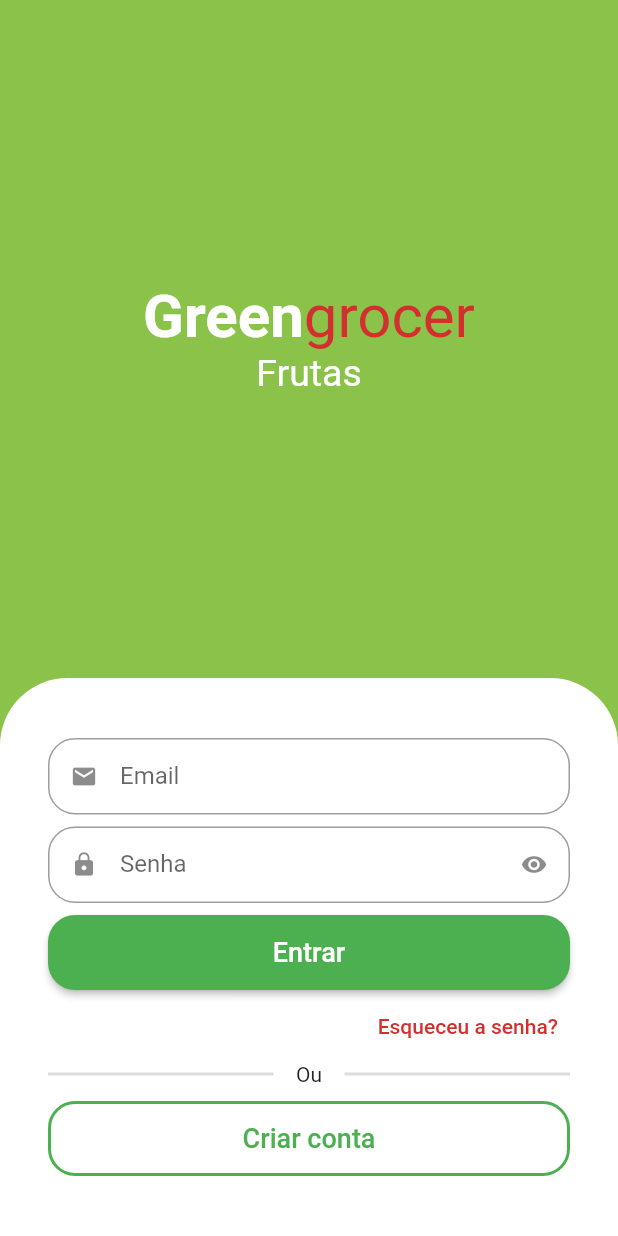
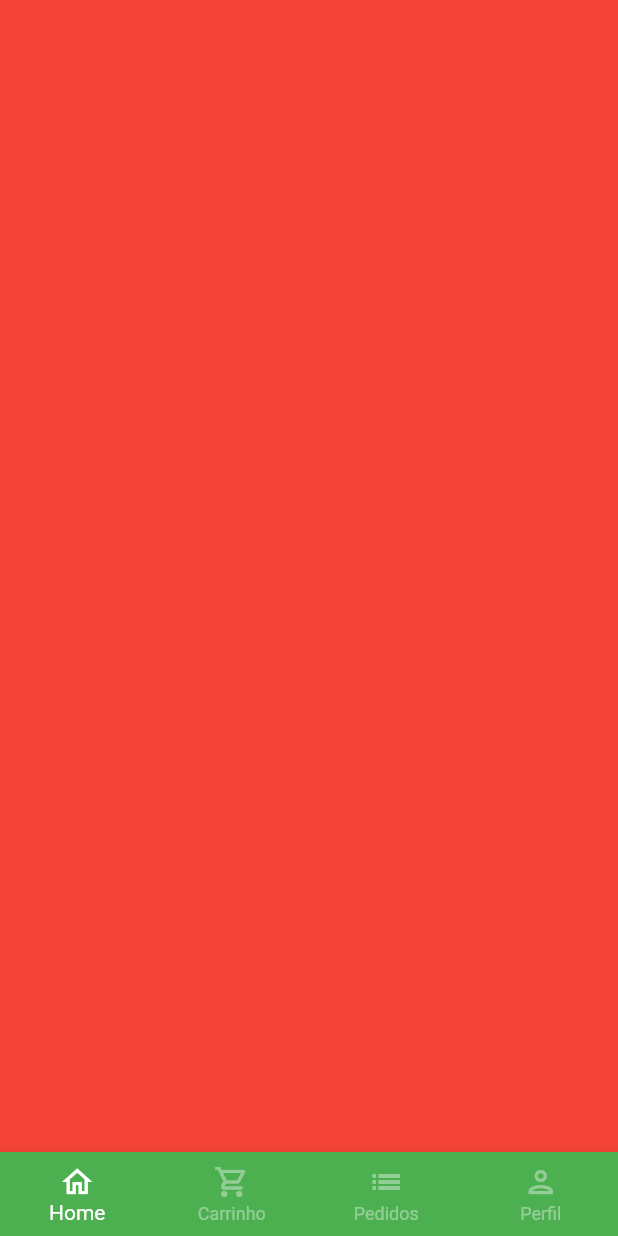
Before and after one commit to o-Angelo/flutter-and-getX, a Flutter app: the screen it shows after launch, after a tap on "Entrar", on a phone screen of 412 x 824 dp. Run offline on Flutter 3.47's test engine with Material 2 defaults, Android fonts, the phone set to English and light mode, and no system bars; drawn by our look-alikes of animated_text_kit; our stand-ins replace mask_text_input_formatter.

Commit message:
BaseScreen | Created

```diff
--- a/lib/src/auth/sign_in_screen.dart
+++ b/lib/src/auth/sign_in_screen.dart
@@ -3,6 +3,7 @@ import 'package:flutter/material.dart';
 
 import 'package:quitanda/src/auth/components/custom_text_field.dart';
 import 'package:quitanda/src/auth/sign_up_screen.dart';
+import 'package:quitanda/src/base/base_screen.dart';
 import 'package:quitanda/src/config/custom_colors.dart';
 
 class SignInScreen extends StatelessWidget {
@@ -107,7 +108,13 @@ class SignInScreen extends StatelessWidget {
                             borderRadius: BorderRadius.circular(18),
                           ),
                         ),
-                        onPressed: () {},
+                        onPressed: () {
+                          Navigator.of(context).pushReplacement(
+                            MaterialPageRoute(builder: (c) {
+                              return const BaseScreen();
+                            }),
+                          );
+                        },
                         child: const Text(
                           'Entrar',
                           style: TextStyle(
--- /dev/null
+++ b/lib/src/base/base_screen.dart
@@ -0,0 +1,60 @@
+import 'package:flutter/material.dart';
+
+class BaseScreen extends StatefulWidget {
+  const BaseScreen({super.key});
+
+  @override
+  State<BaseScreen> createState() => _BaseScreenState();
+}
+
+class _BaseScreenState extends State<BaseScreen> {
+  int currentIndex = 0;
+  final pageController = PageController();
+
+  @override
+  Widget build(BuildContext context) {
+    return Scaffold(
+      body: PageView(
+        controller: pageController,
+        physics: const NeverScrollableScrollPhysics(),
+        children: [
+          Container(color: Colors.red),
+          Container(color: Colors.pink),
+          Container(color: Colors.purple),
+          Container(color: Colors.cyan),
+        ],
+      ),
+      bottomNavigationBar: BottomNavigationBar(
+        currentIndex: currentIndex,
+        onTap: (index) {
+          setState(() {
+            currentIndex = index;
+            pageController.jumpToPage(index);
+          });
+        },
+        type: BottomNavigationBarType.fixed,
+        backgroundColor: Colors.green,
+        selectedItemColor: Colors.white,
+        unselectedItemColor: Colors.white.withAlpha(100),
+        items: const [
+          BottomNavigationBarItem(
+            icon: Icon(Icons.home_outlined),
+            label: 'Home',
+          ),
+          BottomNavigationBarItem(
+            icon: Icon(Icons.shopping_cart_outlined),
+            label: 'Carrinho',
+          ),
+          BottomNavigationBarItem(
+            icon: Icon(Icons.list_outlined),
+            label: 'Pedidos',
+          ),
+          BottomNavigationBarItem(
+            icon: Icon(Icons.person_outlined),
+            label: 'Perfil',
+          ),
+        ],
+      ),
+    );
+  }
+}
```
